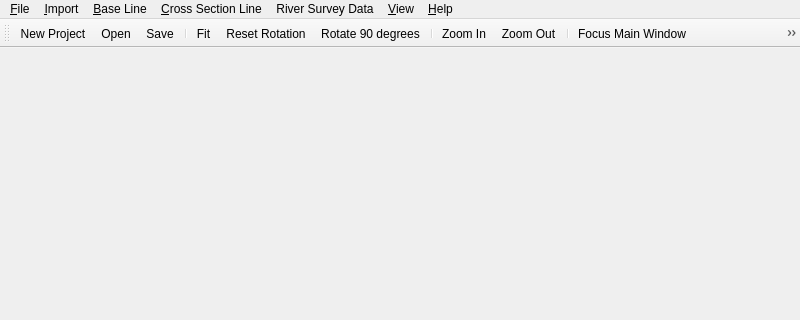
Above: apps/rivmaker/main/rivmakermainwindow.ui from i-RIC/prepost-gui before the change; both pictures show x 0 to 800 and y 0 to 320 of the 800 by 600 pixel window. Below: the same form after it.
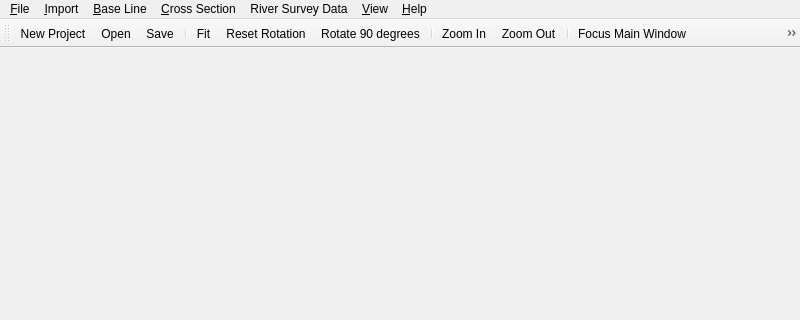
That is the form after the change. Icons and pictures are not drawn.

Diff of the .ui file:
```diff
--- a/apps/rivmaker/main/rivmakermainwindow.ui
+++ b/apps/rivmaker/main/rivmakermainwindow.ui
@@ -101,7 +101,7 @@
    </widget>
    <widget class="QMenu" name="crosssectionLineMenu">
     <property name="title">
-     <string>&amp;Cross Section Line</string>
+     <string>&amp;Cross Section</string>
     </property>
     <addaction name="crosssectionLineAddAction"/>
     <addaction name="separator"/>
```
